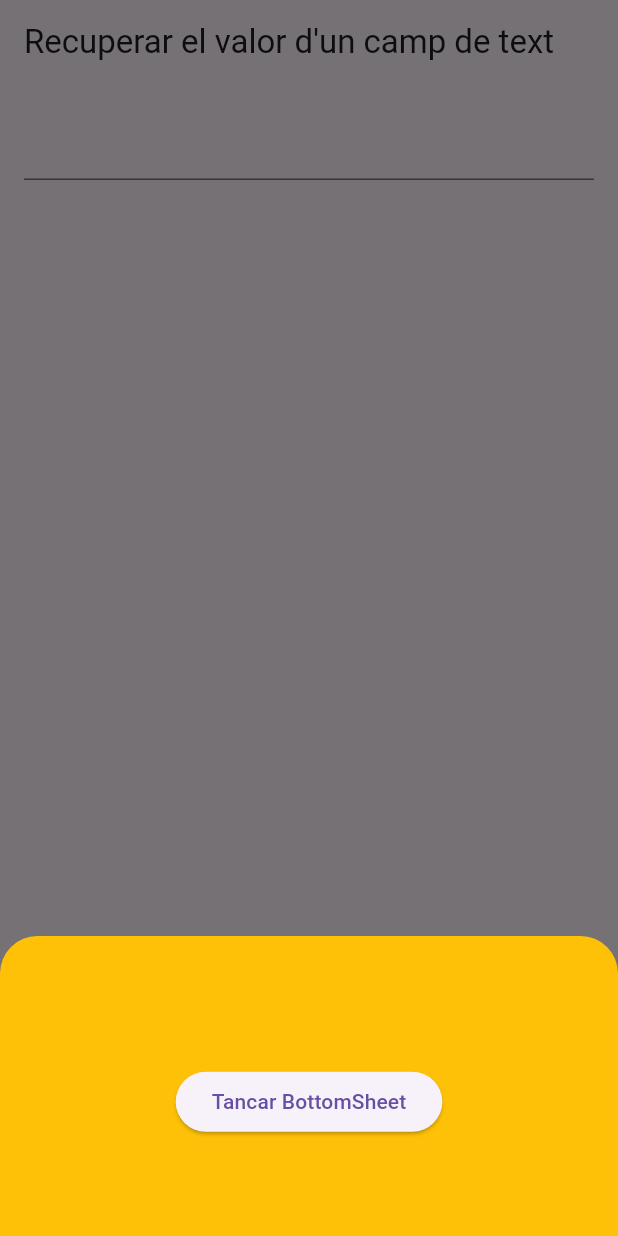
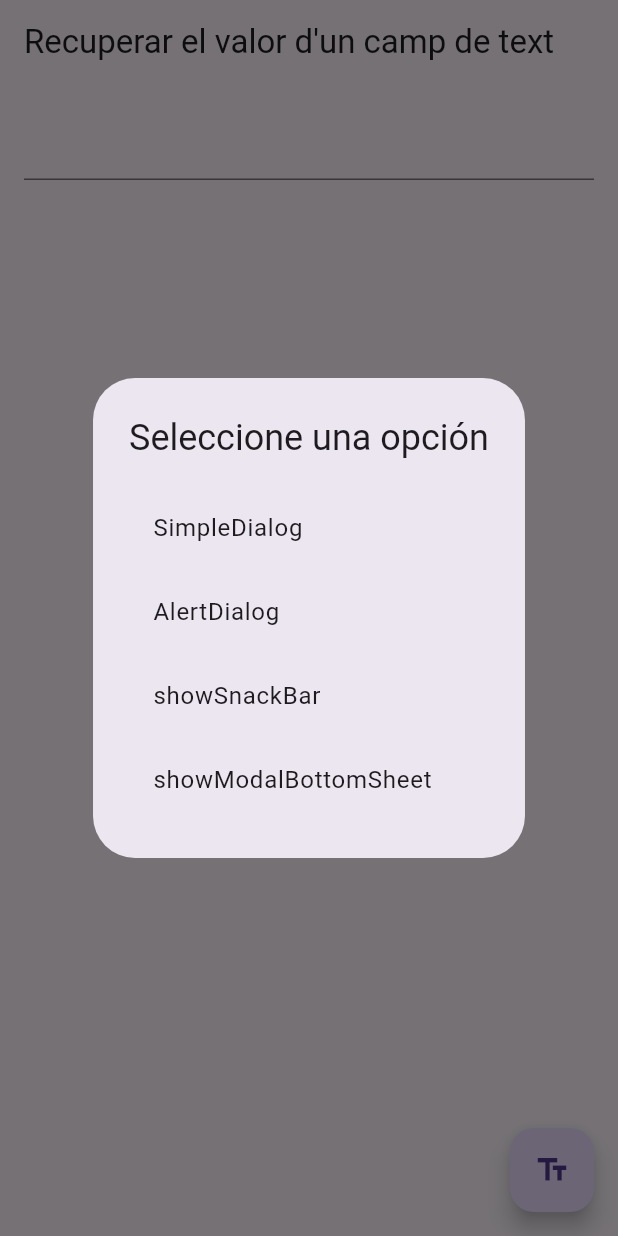
Before and after one commit to LeoVarasFuentealba/new_form, a Flutter app: the screen it shows after launch, after a tap on the "text fields" icon, on a phone screen of 412 x 824 dp. Run offline on Flutter 3.47's test engine with Material 3 defaults, Android fonts, the phone set to English and light mode, and no system bars.

Commit message:
feat: •	Exemples d’entrada de dades i visualització amb 4 tipus de diàlegs.

```diff
--- a/lib/main.dart
+++ b/lib/main.dart
@@ -29,21 +29,87 @@ class _MyCustomFormState extends State<MyCustomForm> {
     super.dispose();
   }
 
-  @override
-  Widget build(BuildContext context) {
-    return Scaffold(
-      appBar: AppBar(
-        title: const Text('Recuperar el valor d\'un camp de text'),
+  void _showMenu() {
+    showDialog(
+      context: context,
+      builder: (BuildContext context) {
+        return AlertDialog(
+          title: const Text('Seleccione una opción'),
+          content: Column(
+            mainAxisSize: MainAxisSize.min,
+            children: <Widget>[
+              ListTile(
+                title: const Text('SimpleDialog'),
+                onTap: () {
+                  Navigator.of(context).pop(); // Cerrar el diálogo
+
+                  // Mostrar SimpleDialog con el título y texto escrito
+                  showDialog(
+                    context: context,
+                    builder: (BuildContext context) {
+                      return SimpleDialog(
+                        title: const Text('SimpleDialog'),
+                        children: <Widget>[
+                          Padding(
+                            padding: const EdgeInsets.all(5.0),
+                            child: Text("      " + myController.text), // Texto ingresado
                           ),
-      body: Padding(
-        padding: const EdgeInsets.all(16.0),
-        child: TextField(
-          controller: myController,
+                        ],
+                      );
+                    },
+                  );
+                },
               ),
+
+              ListTile(
+                title: const Text('AlertDialog'),
+                onTap: () {
+                  Navigator.of(context).pop(); // Cerrar el diálogo
+
+                  showDialog(
+                    context: context,
+                    builder: (BuildContext context) {
+                      return AlertDialog(
+                        title: const Text('AlertDialog'),
+                        content: Text(myController.text), // Muestra el texto ingresado
+                        actions: <Widget>[
+                          TextButton(
+                            child: const Text('OK'),
+                            onPressed: () {
+                              Navigator.of(context).pop(); // Cierra el AlertDialog
+                            },
                           ),
-      floatingActionButton: FloatingActionButton(
-        onPressed: () {
-          showModalBottomSheet(
+                        ],
+                      );
+                    },
+                  );
+                },
+              ),
+              ListTile(
+                title: const Text('showSnackBar'),
+                onTap: () {
+                  Navigator.of(context).pop(); // Cerrar el diálogo
+
+                  ScaffoldMessenger.of(context).showSnackBar(
+                    SnackBar(
+                      content: GestureDetector(
+                        onTap: () {
+                          ScaffoldMessenger.of(context).hideCurrentSnackBar(); // Oculta el SnackBar cuando se arrastra hacia abajo
+                        },
+                        child: Text(myController.text), // Muestra el texto ingresado
+                      ),
+                      backgroundColor: Colors.black, // Fondo negro
+                      behavior: SnackBarBehavior.fixed, // Se muestra en la parte inferior
+                    ),
+                  );
+                },
+              ),
+              ListTile(
+                title: const Text('showModalBottomSheet'),
+                onTap: () {
+                  Navigator.of(context).pop(); // Cierra el diálogo
+
+                  showModalBottomSheet( // Muestra la ventana emergente (BottomSheet)
                     backgroundColor: Colors.transparent,
                     context: context,
                     builder: (BuildContext context) {
@@ -61,16 +127,40 @@ class _MyCustomFormState extends State<MyCustomForm> {
                             mainAxisAlignment: MainAxisAlignment.center,
                             mainAxisSize: MainAxisSize.min,
                             children: <Widget>[
-                          Text(myController.text),
+                              Text(myController.text), // Muestra el texto ingresado
                               ElevatedButton(
                                 onPressed: () => Navigator.of(context).pop(),
-                            child: const Text('Tancar BottomSheet'),
+                                child: const Text('Cerrar BottomSheet'),
                               )
                             ],
                           ),
-                    ));
-              });
+                        ),
+                      );
                     },
+                  );
+                },
+              ),
+            ],
+          ),
+        );
+      },
+    );
+  }
+
+  @override
+  Widget build(BuildContext context) {
+    return Scaffold(
+      appBar: AppBar(
+        title: const Text('Recuperar el valor d\'un camp de text'),
+      ),
+      body: Padding(
+        padding: const EdgeInsets.all(16.0),
+        child: TextField(
+          controller: myController,
+        ),
+      ),
+      floatingActionButton: FloatingActionButton(
+        onPressed: _showMenu,
         tooltip: 'Mostra el valor!',
         child: const Icon(Icons.text_fields),
       ),
```
Lines whose indentation alone changed are shown as unchanged.
